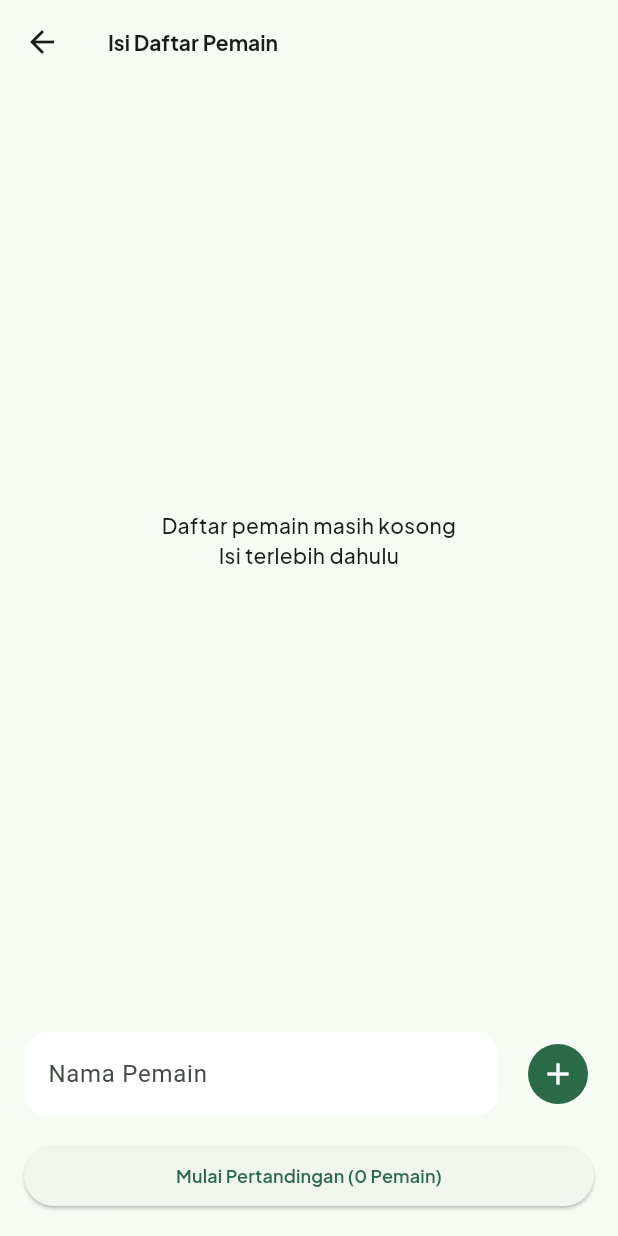
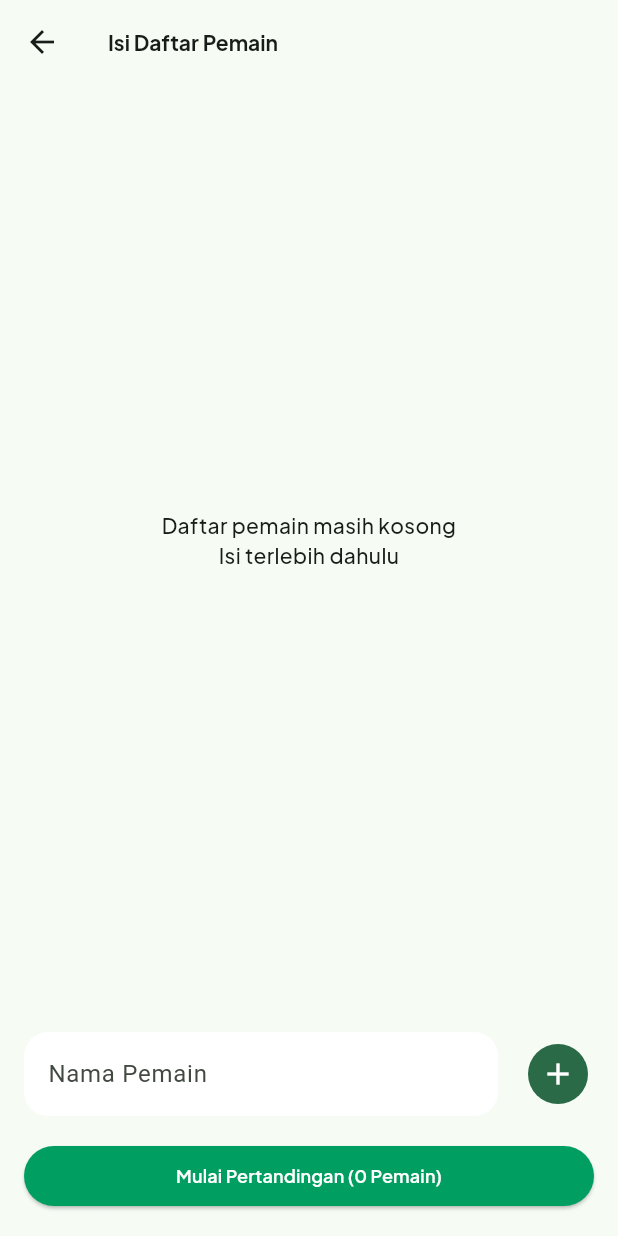
Before and after one commit to adityandar/badminton_bareng, a Flutter app: the InputPlayerPage screen opened by its route, on a phone screen of 412 x 824 dp. Run offline on Flutter 3.47's test engine with Material 3 defaults, Android fonts, the phone set to English and light mode, and no system bars; our stand-ins replace auto_route, flutter_bloc, freezed_annotation, gap, get_it, google_fonts and 3 more.

Commit message:
feat: Add more shared items

```diff
--- a/lib/shared/bd_colors.dart
+++ b/lib/shared/bd_colors.dart
@@ -5,9 +5,21 @@ class BdColors {
 
   static final white = HexColor('#FFFFFF');
   static final primary = HexColor('#009E60');
+
   static final red = HexColor('#E74C3C');
   static final playfulRed = HexColor('#FF6B6B');
+
   static final blue = HexColor('#3498DB');
   static final playfulBlue = HexColor('#4A90E2');
+  static final softestBlue = HexColor('#D4E6F1');
+  static final mediumBlue = HexColor('#5DADE2');
+  static final vibrantBlue = HexColor('#2980B9');
+
+  static final softestPurple = HexColor('#D7BDE2');
+  static final mediumPurple = HexColor('#AF7AC5');
+  static final vibrantPurple = HexColor('#9B59B6');
+
   static final softenBlack = HexColor('#1C1C1C');
+
+  static final darkGrey = HexColor('#2C3E50');
 }
--- a/lib/shared/components/bd_elevated_button.dart
+++ b/lib/shared/components/bd_elevated_button.dart
@@ -10,6 +10,7 @@ class BdElevatedButton extends StatelessWidget {
     this.foregroundColor,
     this.backgroundColor,
     this.minWidth,
+    this.minHeight,
   });
 
   final VoidCallback onPressed;
@@ -18,16 +19,18 @@ class BdElevatedButton extends StatelessWidget {
   final Color? foregroundColor;
   final Color? backgroundColor;
   final double? minWidth;
+  final double? minHeight;
 
   @override
   Widget build(BuildContext context) {
     return SizedBox(
       width: minWidth,
+      height: minHeight,
       child: ElevatedButton(
         onPressed: onPressed,
         style: ElevatedButton.styleFrom(
-          foregroundColor: foregroundColor,
-          backgroundColor: backgroundColor,
+          foregroundColor: foregroundColor ?? Colors.white,
+          backgroundColor: backgroundColor ?? BdColors.primary,
         ),
         child: Text(title, style: textStyle ?? BdTStyles.s12w600),
       ),
--- a/lib/shared/components/bd_ink_well.dart
+++ b/lib/shared/components/bd_ink_well.dart
@@ -6,15 +6,17 @@ class BdInkWell extends StatelessWidget {
     super.key,
     this.onTap,
     this.decoration,
-    required this.child,
     this.width,
     this.height,
+    this.padding,
+    required this.child,
   });
 
   final VoidCallback? onTap;
   final BoxDecoration? decoration;
   final double? width;
   final double? height;
+  final EdgeInsets? padding;
   final Widget child;
 
   @override
@@ -23,6 +25,7 @@ class BdInkWell extends StatelessWidget {
       onTap: onTap,
       borderRadius: decoration?.borderRadius as BorderRadius?,
       child: Ink(
+        padding: padding,
         decoration: decoration,
         width: width,
         height: height,
--- a/lib/shared/components/index.dart
+++ b/lib/shared/components/index.dart
@@ -2,3 +2,5 @@ export 'bd_app_bar.dart';
 export 'bd_dismissible.dart';
 export 'bd_elevated_button.dart';
 export 'bd_ink_well.dart';
+export 'bd_text_form_field.dart';
+export 'bd_toast.dart';
--- a/lib/shared/shared.dart
+++ b/lib/shared/shared.dart
@@ -1,3 +1,4 @@
 export 'bd_colors.dart';
+export 'bd_shadows.dart';
 export 'bd_t_styles.dart';
 export 'components/index.dart';
```
Also changed, not shown: lib/shared/bd_shadows.dart (added, +9 -0 lines), lib/shared/components/bd_text_form_field.dart (added, +23 -0 lines), lib/shared/components/bd_toast.dart (added, +71 -0 lines).
